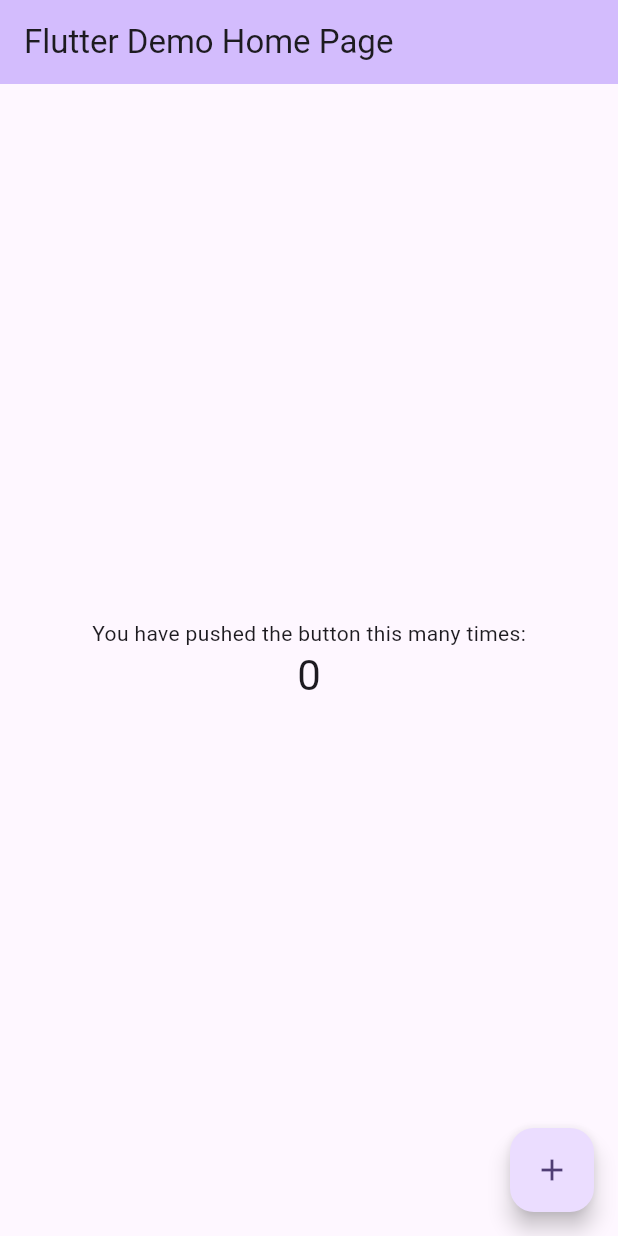
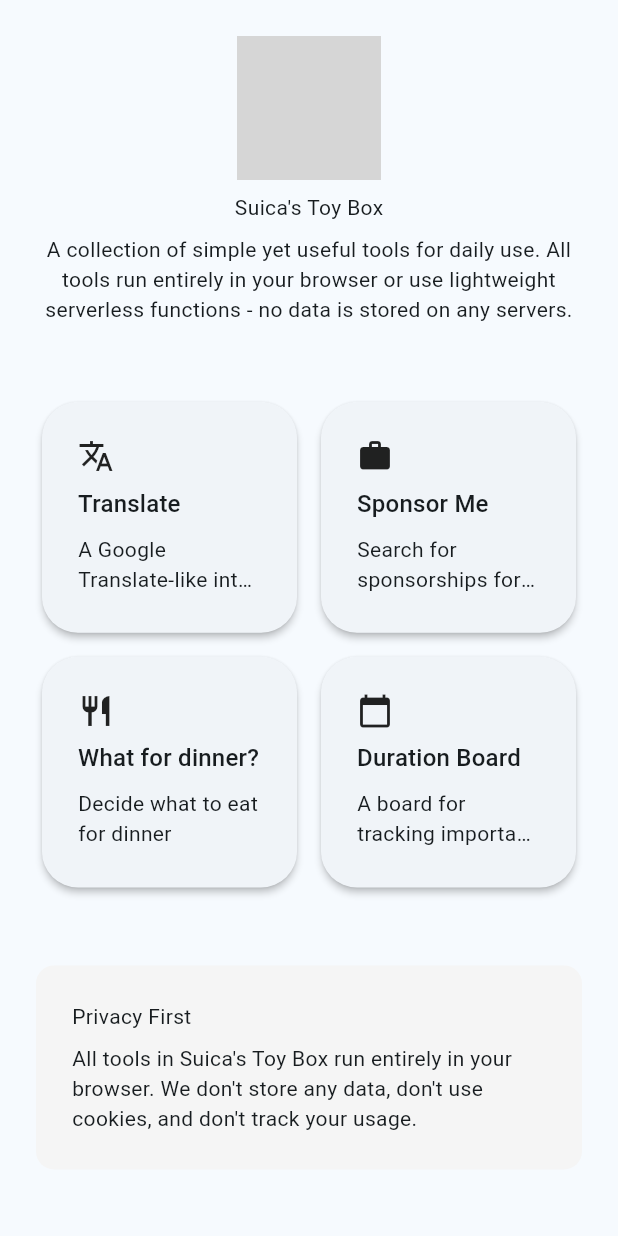
Before and after one commit to SuicaLondon/suica-no-toy-box-flutter, a Flutter app: the screen it shows after launch, on a phone screen of 412 x 824 dp. Run offline on Flutter 3.47's test engine with Material 3 defaults, Android fonts, the light colour scheme and no system bars; our stand-ins replace go_router; network calls fail; grey boxes are pictures that could not be loaded.

Commit message:
feat: complete the basic layout and navigation

```diff
--- /dev/null
+++ b/lib/constants/dimensions.dart
@@ -0,0 +1,27 @@
+class Dimensions {
+  const Dimensions();
+
+  /// 2
+  static const double xxs = 2;
+
+  /// 4
+  static const double xs = 4;
+
+  /// 8
+  static const double sm = 8;
+
+  /// 16
+  static const double md = 16;
+
+  /// 24
+  static const double lg = 24;
+
+  /// 32
+  static const double xl = 32;
+
+  /// 48
+  static const double xxl = 48;
+
+  /// 64
+  static const double xxxl = 64;
+}
--- a/lib/main.dart
+++ b/lib/main.dart
@@ -1,4 +1,6 @@
 import 'package:flutter/material.dart';
+
+import 'router/router.dart';
 
 void main() {
   runApp(const MyApp());
@@ -7,119 +9,18 @@
 class MyApp extends StatelessWidget {
   const MyApp({super.key});
 
-  // This widget is the root of your application.
   @override
   Widget build(BuildContext context) {
-    return MaterialApp(
-      title: 'Flutter Demo',
+    return MaterialApp.router(
+      title: 'Suica\'s Toy Box',
       theme: ThemeData(
-        // This is the theme of your application.
-        //
-        // TRY THIS: Try running your application with "flutter run". You'll see
-        // the application has a purple toolbar. Then, without quitting the app,
-        // try changing the seedColor in the colorScheme below to Colors.green
-        // and then invoke "hot reload" (save your changes or press the "hot
-        // reload" button in a Flutter-supported IDE, or press "r" if you used
-        // the command line to start the app).
-        //
-        // Notice that the counter didn't reset back to zero; the application
-        // state is not lost during the reload. To reset the state, use hot
-        // restart instead.
-        //
-        // This works for code too, not just values: Most code changes can be
-        // tested with just a hot reload.
-        colorScheme: ColorScheme.fromSeed(seedColor: Colors.deepPurple),
+        colorScheme: ColorScheme.fromSeed(
+          seedColor: const Color(0xFF1E2123),
+          brightness: Brightness.light,
+        ),
         useMaterial3: true,
       ),
-      home: const MyHomePage(title: 'Flutter Demo Home Page'),
+      routerConfig: router,
     );
   }
 }
-
-class MyHomePage extends StatefulWidget {
-  const MyHomePage({super.key, required this.title});
-
-  // This widget is the home page of your application. It is stateful, meaning
-  // that it has a State object (defined below) that contains fields that affect
-  // how it looks.
-
-  // This class is the configuration for the state. It holds the values (in this
-  // case the title) provided by the parent (in this case the App widget) and
-  // used by the build method of the State. Fields in a Widget subclass are
-  // always marked "final".
-
-  final String title;
-
-  @override
-  State<MyHomePage> createState() => _MyHomePageState();
-}
-
-class _MyHomePageState extends State<MyHomePage> {
-  int _counter = 0;
-
-  void _incrementCounter() {
-    setState(() {
-      // This call to setState tells the Flutter framework that something has
-      // changed in this State, which causes it to rerun the build method below
-      // so that the display can reflect the updated values. If we changed
-      // _counter without calling setState(), then the build method would not be
-      // called again, and so nothing would appear to happen.
-      _counter++;
-    });
-  }
-
-  @override
-  Widget build(BuildContext context) {
-    // This method is rerun every time setState is called, for instance as done
-    // by the _incrementCounter method above.
-    //
-    // The Flutter framework has been optimized to make rerunning build methods
-    // fast, so that you can just rebuild anything that needs updating rather
-    // than having to individually change instances of widgets.
-    return Scaffold(
-      appBar: AppBar(
-        // TRY THIS: Try changing the color here to a specific color (to
-        // Colors.amber, perhaps?) and trigger a hot reload to see the AppBar
-        // change color while the other colors stay the same.
-        backgroundColor: Theme.of(context).colorScheme.inversePrimary,
-        // Here we take the value from the MyHomePage object that was created by
-        // the App.build method, and use it to set our appbar title.
-        title: Text(widget.title),
-      ),
-      body: Center(
-        // Center is a layout widget. It takes a single child and positions it
-        // in the middle of the parent.
-        child: Column(
-          // Column is also a layout widget. It takes a list of children and
-          // arranges them vertically. By default, it sizes itself to fit its
-          // children horizontally, and tries to be as tall as its parent.
-          //
-          // Column has various properties to control how it sizes itself and
-          // how it positions its children. Here we use mainAxisAlignment to
-          // center the children vertically; the main axis here is the vertical
-          // axis because Columns are vertical (the cross axis would be
-          // horizontal).
-          //
-          // TRY THIS: Invoke "debug painting" (choose the "Toggle Debug Paint"
-          // action in the IDE, or press "p" in the console), to see the
-          // wireframe for each widget.
-          mainAxisAlignment: MainAxisAlignment.center,
-          children: <Widget>[
-            const Text(
-              'You have pushed the button this many times:',
-            ),
-            Text(
-              '$_counter',
-              style: Theme.of(context).textTheme.headlineMedium,
-            ),
-          ],
-        ),
-      ),
-      floatingActionButton: FloatingActionButton(
-        onPressed: _incrementCounter,
-        tooltip: 'Increment',
-        child: const Icon(Icons.add),
-      ), // This trailing comma makes auto-formatting nicer for build methods.
-    );
-  }
-}
--- /dev/null
+++ b/lib/router/router.dart
@@ -0,0 +1,32 @@
+import 'package:go_router/go_router.dart';
+import 'package:suica_no_toy_box_flutter/screens/dinner_screen.dart';
+import 'package:suica_no_toy_box_flutter/screens/duration_board_screen.dart';
+import 'package:suica_no_toy_box_flutter/screens/home_screen.dart';
+import 'package:suica_no_toy_box_flutter/screens/sponsor_screen.dart';
+import 'package:suica_no_toy_box_flutter/screens/translate_screen.dart';
+
+final GoRouter router = GoRouter(
+  initialLocation: '/',
+  routes: [
+    GoRoute(
+      path: '/',
+      builder: (context, state) => const HomeScreen(),
+    ),
+    GoRoute(
+      path: '/translate',
+      builder: (context, state) => const TranslateScreen(),
+    ),
+    GoRoute(
+      path: '/sponsor',
+      builder: (context, state) => const SponsorScreen(),
+    ),
+    GoRoute(
+      path: '/dinner',
+      builder: (context, state) => const DinnerScreen(),
+    ),
+    GoRoute(
+      path: '/duration-board',
+      builder: (context, state) => const DurationBoardScreen(),
+    ),
+  ],
+);
--- /dev/null
+++ b/lib/screens/dinner_screen.dart
@@ -0,0 +1,20 @@
+import 'package:flutter/material.dart';
+
+class DinnerScreen extends StatelessWidget {
+  const DinnerScreen({super.key});
+
+  @override
+  Widget build(BuildContext context) {
+    return Scaffold(
+      appBar: AppBar(
+        leading: const BackButton(),
+        title: const Text(
+          'What for dinner?',
+        ),
+      ),
+      body: const Center(
+        child: Text('Dinner Screen - Coming Soon'),
+      ),
+    );
+  }
+}
--- /dev/null
+++ b/lib/screens/duration_board_screen.dart
@@ -0,0 +1,17 @@
+import 'package:flutter/material.dart';
+
+class DurationBoardScreen extends StatelessWidget {
+  const DurationBoardScreen({super.key});
+
+  @override
+  Widget build(BuildContext context) {
+    return Scaffold(
+      appBar: AppBar(
+        title: const Text('Duration Board'),
+      ),
+      body: const Center(
+        child: Text('Duration Board Screen - Coming Soon'),
+      ),
+    );
+  }
+}
--- /dev/null
+++ b/lib/screens/home_screen.dart
@@ -0,0 +1,127 @@
+import 'package:flutter/material.dart';
+import 'package:suica_no_toy_box_flutter/constants/dimensions.dart';
+import 'package:suica_no_toy_box_flutter/widgets/navigation_card.dart';
+
+class NavigationItem {
+  const NavigationItem({
+    required this.title,
+    required this.description,
+    required this.icon,
+    required this.route,
+  });
+  final String title;
+  final String description;
+  final IconData icon;
+  final String route;
+}
+
+const navigationItems = [
+  NavigationItem(
+    title: 'Translate',
+    description: 'A Google Translate-like interface for quick translations',
+    icon: Icons.translate,
+    route: '/translate',
+  ),
+  NavigationItem(
+    title: 'Sponsor Me',
+    description:
+        'Search for sponsorships for the company you want to apply to in the UK',
+    icon: Icons.work,
+    route: '/sponsor',
+  ),
+  NavigationItem(
+    title: 'What for dinner?',
+    description: 'Decide what to eat for dinner',
+    icon: Icons.restaurant,
+    route: '/dinner',
+  ),
+  NavigationItem(
+    title: 'Duration Board',
+    description:
+        'A board for tracking important dates to make your life have hope',
+    icon: Icons.calendar_today,
+    route: '/duration-board',
+  ),
+];
+
+class HomeScreen extends StatelessWidget {
+  const HomeScreen({super.key});
+
+  @override
+  Widget build(BuildContext context) {
+    return Scaffold(
+      body: SafeArea(
+        child: SingleChildScrollView(
+          child: Padding(
+            padding: const EdgeInsets.all(24.0),
+            child: Column(
+              crossAxisAlignment: CrossAxisAlignment.start,
+              children: [
+                const Center(
+                  child: Column(
+                    children: [
+                      CircleAvatar(
+                        radius: Dimensions.xxl,
+                        backgroundImage: NetworkImage(
+                          'https://suica.dev/_next/image?url=%2Favatar.jpeg&w=256&q=75',
+                        ),
+                      ),
+                      SizedBox(height: Dimensions.sm),
+                      Text(
+                        'Suica\'s Toy Box',
+                      ),
+                      SizedBox(height: Dimensions.sm),
+                      Text(
+                        'A collection of simple yet useful tools for daily use. All tools run entirely in your browser or use lightweight serverless functions - no data is stored on any servers.',
+                        textAlign: TextAlign.center,
+                      ),
+                    ],
+                  ),
+                ),
+                const SizedBox(height: Dimensions.xxl),
+
+                GridView.count(
+                  shrinkWrap: true,
+                  physics: const NeverScrollableScrollPhysics(),
+                  crossAxisCount: 2,
+                  mainAxisSpacing: Dimensions.sm,
+                  crossAxisSpacing: Dimensions.sm,
+                  childAspectRatio: 1.1,
+                  children: navigationItems
+                      .map((item) => NavigationCard(
+                            title: item.title,
+                            description: item.description,
+                            icon: item.icon,
+                            route: item.route,
+                          ))
+                      .toList(),
+                ),
+
+                const SizedBox(height: Dimensions.xxl),
+
+                // Privacy Section
+                Container(
+                  padding: const EdgeInsets.all(24),
+                  decoration: BoxDecoration(
+                    color: Colors.grey[100],
+                    borderRadius: BorderRadius.circular(12),
+                  ),
+                  child: const Column(
+                    crossAxisAlignment: CrossAxisAlignment.start,
+                    children: [
+                      Text('Privacy First'),
+                      SizedBox(height: Dimensions.sm),
+                      Text(
+                        'All tools in Suica\'s Toy Box run entirely in your browser. We don\'t store any data, don\'t use cookies, and don\'t track your usage.',
+                      ),
+                    ],
+                  ),
+                ),
+              ],
+            ),
+          ),
+        ),
+      ),
+    );
+  }
+}
--- /dev/null
+++ b/lib/screens/sponsor_screen.dart
@@ -0,0 +1,18 @@
+import 'package:flutter/material.dart';
+
+class SponsorScreen extends StatelessWidget {
+  const SponsorScreen({super.key});
+
+  @override
+  Widget build(BuildContext context) {
+    return Scaffold(
+      appBar: AppBar(
+        leading: const BackButton(),
+        title: const Text('Sponsor Me'),
+      ),
+      body: const Center(
+        child: Text('Sponsor Screen - Coming Soon'),
+      ),
+    );
+  }
+}
--- /dev/null
+++ b/lib/screens/translate_screen.dart
@@ -0,0 +1,18 @@
+import 'package:flutter/material.dart';
+
+class TranslateScreen extends StatelessWidget {
+  const TranslateScreen({super.key});
+
+  @override
+  Widget build(BuildContext context) {
+    return Scaffold(
+      appBar: AppBar(
+        leading: const BackButton(),
+        title: const Text('Translate'),
+      ),
+      body: const Center(
+        child: Text('Translate Screen - Coming Soon'),
+      ),
+    );
+  }
+}
--- /dev/null
+++ b/lib/widgets/navigation_card.dart
@@ -0,0 +1,52 @@
+import 'package:flutter/material.dart';
+import 'package:go_router/go_router.dart';
+import 'package:suica_no_toy_box_flutter/constants/dimensions.dart';
+
+class NavigationCard extends StatelessWidget {
+  const NavigationCard({
+    super.key,
+    required this.route,
+    required this.icon,
+    required this.title,
+    required this.description,
+  });
+  final String route;
+  final IconData icon;
+  final String title;
+  final String description;
+
+  @override
+  Widget build(BuildContext context) {
+    return Card(
+      elevation: 2,
+      shape: RoundedRectangleBorder(
+        borderRadius: BorderRadius.circular(Dimensions.lg),
+      ),
+      child: InkWell(
+        onTap: () => context.go(route),
+        borderRadius: BorderRadius.circular(Dimensions.lg),
+        child: Padding(
+          padding: const EdgeInsets.all(Dimensions.lg),
+          child: Column(
+            crossAxisAlignment: CrossAxisAlignment.start,
+            children: [
+              Icon(icon, size: Dimensions.lg),
+              const SizedBox(height: Dimensions.sm),
+              Text(
+                title,
+                maxLines: 1,
+                style: Theme.of(context).textTheme.titleMedium,
+              ),
+              const SizedBox(height: Dimensions.sm),
+              Text(
+                description,
+                maxLines: 2,
+                overflow: TextOverflow.ellipsis,
+              ),
+            ],
+          ),
+        ),
+      ),
+    );
+  }
+}
```
Also changed, not shown: analysis_options.yaml (+14 -1 lines), pubspec.yaml (+3 -4 lines), pubspec.lock, 9 other files.
